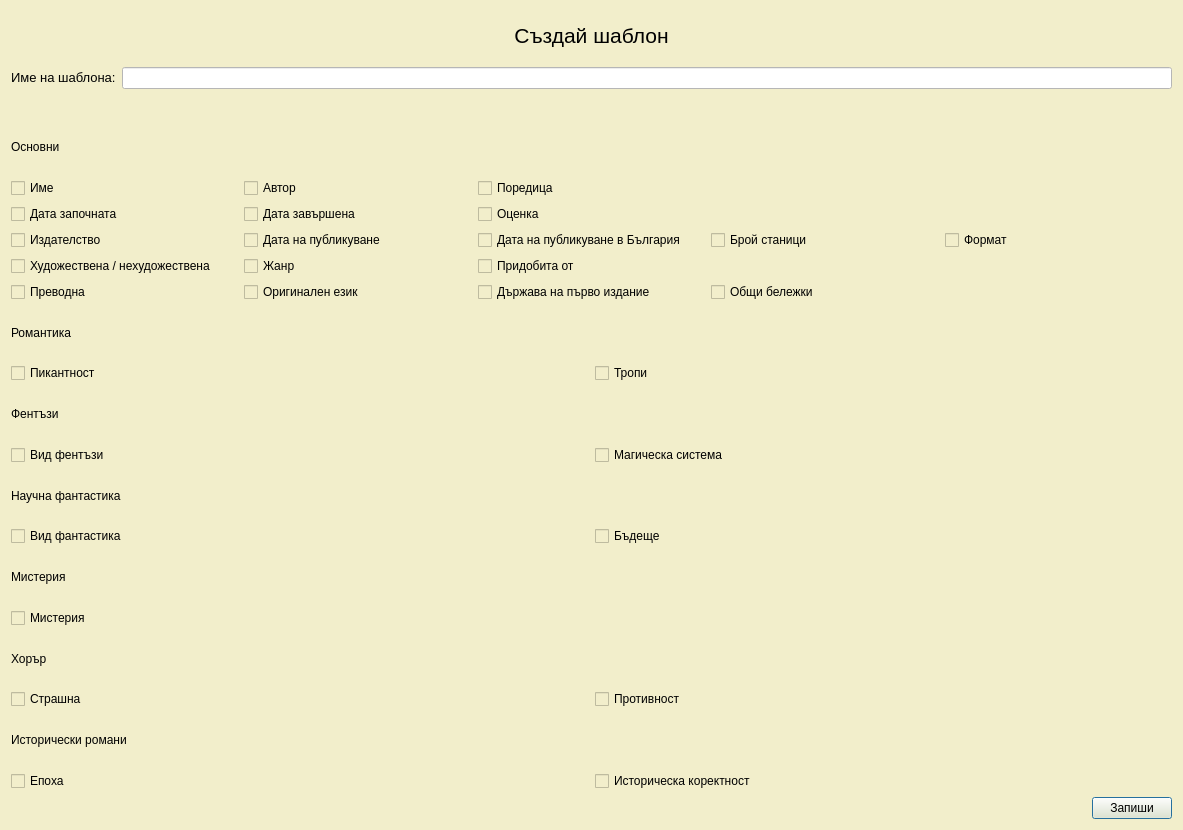
First picture: the form in Readalot/createtemplate.ui, repository TanyaSeykova/Hackaton_2022, before the edit.
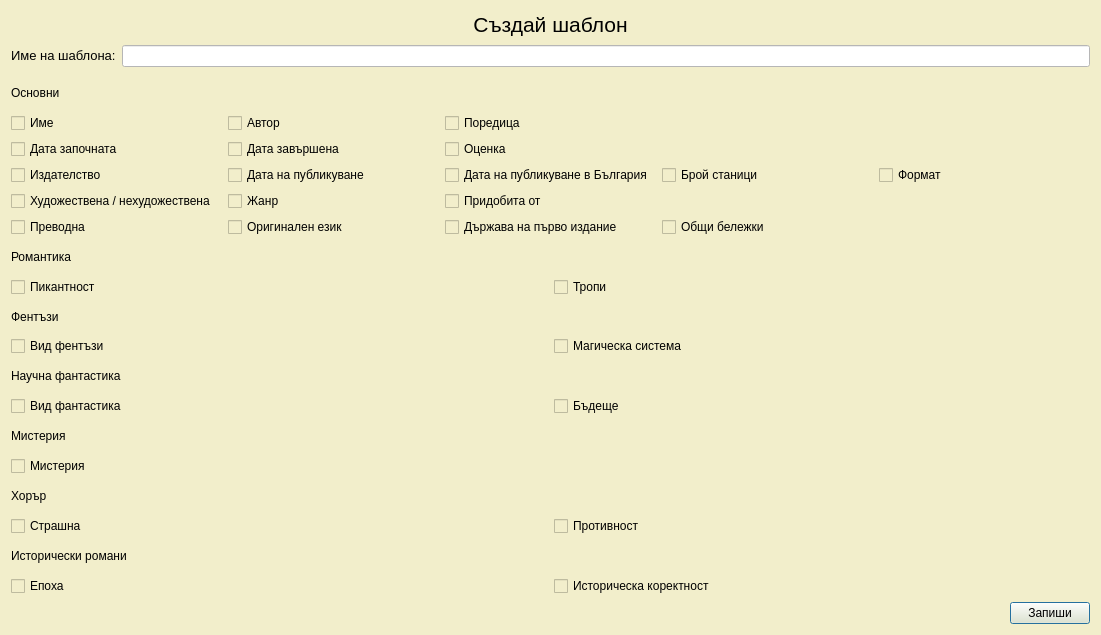
Second picture: the form after the edit.

```diff
--- a/Readalot/createtemplate.ui
+++ b/Readalot/createtemplate.ui
@@ -6,8 +6,8 @@
    <rect>
     <x>0</x>
     <y>0</y>
-    <width>1183</width>
-    <height>830</height>
+    <width>1101</width>
+    <height>635</height>
    </rect>
   </property>
   <property name="windowTitle">
@@ -45,6 +45,9 @@
    </item>
    <item>
     <widget class="QLabel" name="label">
+     <property name="styleSheet">
+      <string notr="true">font: 11pt &quot;MS Shell Dlg 2&quot;;</string>
+     </property>
      <property name="text">
       <string>Основни</string>
      </property>
@@ -182,6 +185,9 @@
    </item>
    <item>
     <widget class="QLabel" name="label_3">
+     <property name="styleSheet">
+      <string notr="true">font: 11pt &quot;MS Shell Dlg 2&quot;;</string>
+     </property>
      <property name="text">
       <string>Романтика</string>
      </property>
@@ -207,6 +213,9 @@
    </item>
    <item>
     <widget class="QLabel" name="label_4">
+     <property name="styleSheet">
+      <string notr="true">font: 11pt &quot;MS Shell Dlg 2&quot;;</string>
+     </property>
      <property name="text">
       <string>Фентъзи</string>
      </property>
@@ -232,6 +241,9 @@
    </item>
    <item>
     <widget class="QLabel" name="label_5">
+     <property name="styleSheet">
+      <string notr="true">font: 11pt &quot;MS Shell Dlg 2&quot;;</string>
+     </property>
      <property name="text">
       <string>Научна фантастика</string>
      </property>
@@ -257,6 +269,9 @@
    </item>
    <item>
     <widget class="QLabel" name="label_6">
+     <property name="styleSheet">
+      <string notr="true">font: 11pt &quot;MS Shell Dlg 2&quot;;</string>
+     </property>
      <property name="text">
       <string>Мистерия</string>
      </property>
@@ -271,6 +286,9 @@
    </item>
    <item>
     <widget class="QLabel" name="label_7">
+     <property name="styleSheet">
+      <string notr="true">font: 11pt &quot;MS Shell Dlg 2&quot;;</string>
+     </property>
      <property name="text">
       <string>Хорър</string>
      </property>
@@ -296,6 +314,9 @@
    </item>
    <item>
     <widget class="QLabel" name="label_8">
+     <property name="styleSheet">
+      <string notr="true">font: 11pt &quot;MS Shell Dlg 2&quot;;</string>
+     </property>
      <property name="text">
       <string>Исторически романи</string>
      </property>
```
Left out of the diff: 6 changed lines with no effect on the pictures.
